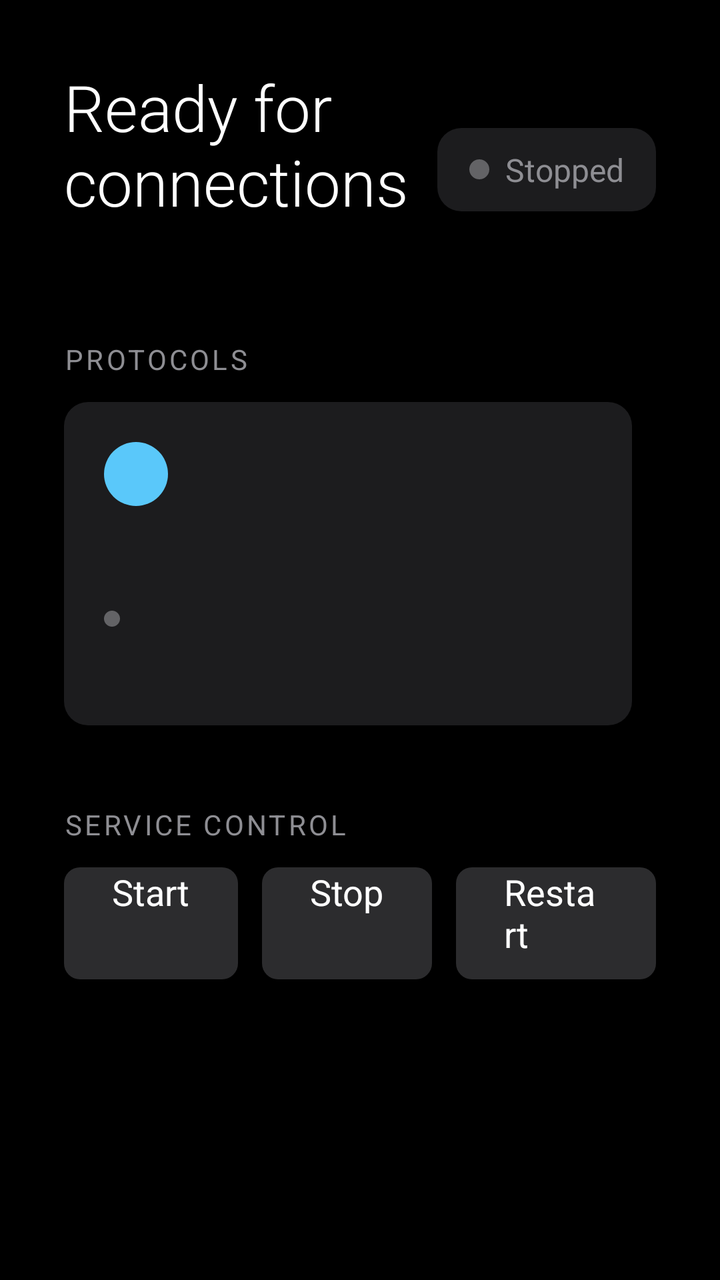
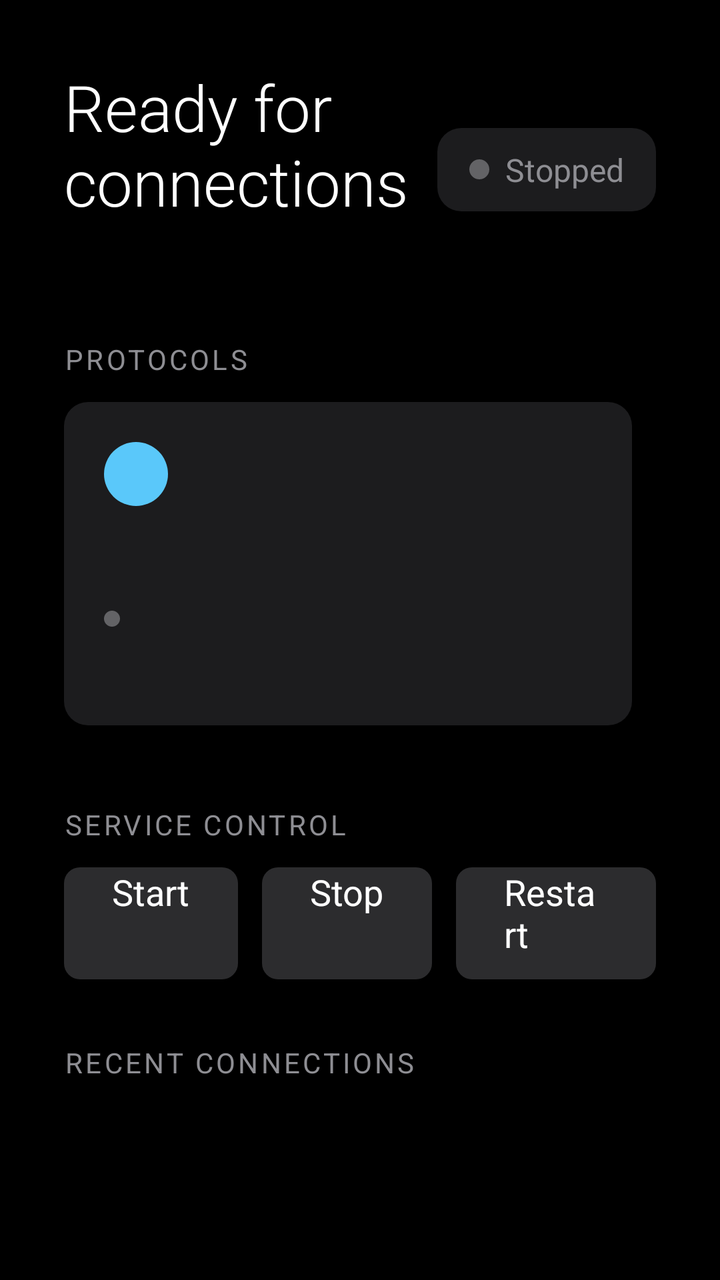

Screens rendered from an Android XML layout before and after an edit, with the pre-edit source and the edit as a unified diff.
<!-- AndroidManifest.xml: application theme Theme.IMirror -->
<!-- res/layout/fragment_home.xml -->
<?xml version="1.0" encoding="utf-8"?>
<ScrollView
    xmlns:android="http://schemas.android.com/apk/res/android"
    xmlns:app="http://schemas.android.com/apk/res-auto"
    android:layout_width="match_parent"
    android:layout_height="match_parent"
    android:background="@color/background_dark"
    android:fillViewport="true">

    <LinearLayout
        android:layout_width="match_parent"
        android:layout_height="wrap_content"
        android:orientation="vertical"
        android:padding="32dp">

        
        <LinearLayout
            android:layout_width="match_parent"
            android:layout_height="wrap_content"
            android:baselineAligned="false"
            android:orientation="horizontal"
            android:gravity="center_vertical"
            android:layout_marginBottom="32dp">

            <LinearLayout
                android:layout_width="0dp"
                android:layout_height="wrap_content"
                android:layout_weight="1"
                android:orientation="vertical">

                <TextView
                    android:id="@+id/text_page_title"
                    android:layout_width="wrap_content"
                    android:layout_height="wrap_content"
                    android:text="@string/home_title"
                    android:textColor="@color/text_primary"
                    android:textSize="32sp"
                    android:fontFamily="sans-serif-light" />

                <TextView
                    android:id="@+id/text_device_name"
                    android:layout_width="wrap_content"
                    android:layout_height="wrap_content"
                    android:layout_marginTop="4dp"
                    android:textColor="@color/text_secondary"
                    android:textSize="16sp" />
            </LinearLayout>

            
            <LinearLayout
                android:layout_width="wrap_content"
                android:layout_height="wrap_content"
                android:orientation="horizontal"
                android:gravity="center_vertical"
                android:background="@drawable/focus_ring_selector"
                android:paddingHorizontal="16dp"
                android:paddingVertical="10dp">

                <View
                    android:id="@+id/dot_service_state"
                    android:layout_width="10dp"
                    android:layout_height="10dp"
                    android:background="@drawable/status_dot"
                    android:layout_marginEnd="8dp" />

                <TextView
                    android:id="@+id/text_service_state"
                    android:layout_width="wrap_content"
                    android:layout_height="wrap_content"
                    android:text="@string/service_state_stopped"
                    android:textColor="@color/text_secondary"
                    android:textSize="16sp" />
            </LinearLayout>
        </LinearLayout>

        
        <TextView
            android:layout_width="wrap_content"
            android:layout_height="wrap_content"
            android:text="@string/section_protocols"
            android:textColor="@color/text_secondary"
            android:textSize="14sp"
            android:textAllCaps="true"
            android:letterSpacing="0.1"
            android:layout_marginBottom="12dp" />

        <LinearLayout
            android:id="@+id/protocol_cards_row"
            android:layout_width="match_parent"
            android:layout_height="wrap_content"
            android:baselineAligned="false"
            android:orientation="horizontal"
            android:layout_marginBottom="40dp">

            
            <include
                android:id="@+id/card_airplay"
                layout="@layout/card_protocol_status"
                android:layout_width="0dp"
                android:layout_height="wrap_content"
                android:layout_weight="1"
                android:layout_marginEnd="12dp" />

        </LinearLayout>

        
        <TextView
            android:layout_width="wrap_content"
            android:layout_height="wrap_content"
            android:text="@string/section_controls"
            android:textColor="@color/text_secondary"
            android:textSize="14sp"
            android:textAllCaps="true"
            android:letterSpacing="0.1"
            android:layout_marginBottom="12dp" />

        <LinearLayout
            android:layout_width="match_parent"
            android:layout_height="wrap_content"
            android:baselineAligned="false"
            android:orientation="horizontal">

            <Button
                android:id="@+id/btn_start"
                android:layout_width="wrap_content"
                android:layout_height="56dp"
                android:layout_marginEnd="12dp"
                android:paddingHorizontal="24dp"
                android:text="@string/action_start"
                android:textColor="@color/text_primary"
                android:textSize="18sp"
                android:background="@drawable/btn_control_selector"
                android:focusable="true"
                android:nextFocusRight="@id/btn_stop" />

            <Button
                android:id="@+id/btn_stop"
                android:layout_width="wrap_content"
                android:layout_height="56dp"
                android:layout_marginEnd="12dp"
                android:paddingHorizontal="24dp"
                android:text="@string/action_stop"
                android:textColor="@color/text_primary"
                android:textSize="18sp"
                android:background="@drawable/btn_control_selector"
                android:focusable="true"
                android:nextFocusLeft="@id/btn_start"
                android:nextFocusRight="@id/btn_restart" />

            <Button
                android:id="@+id/btn_restart"
                android:layout_width="wrap_content"
                android:layout_height="56dp"
                android:paddingHorizontal="24dp"
                android:text="@string/action_restart"
                android:textColor="@color/text_primary"
                android:textSize="18sp"
                android:background="@drawable/btn_control_selector"
                android:focusable="true"
                android:nextFocusLeft="@id/btn_stop" />

        </LinearLayout>

    </LinearLayout>
</ScrollView>
<!-- res/layout/card_protocol_status.xml (included above) -->
<?xml version="1.0" encoding="utf-8"?>
<LinearLayout
    xmlns:android="http://schemas.android.com/apk/res/android"
    android:layout_width="match_parent"
    android:layout_height="wrap_content"
    android:orientation="vertical"
    android:padding="20dp"
    android:background="@drawable/focus_ring_selector"
    android:focusable="true">

    
    <ImageView
        android:id="@+id/img_protocol_icon"
        android:layout_width="32dp"
        android:layout_height="32dp"
        android:layout_marginBottom="12dp"
        android:src="@drawable/ic_airplay"
        android:importantForAccessibility="no" />

    
    <TextView
        android:id="@+id/text_protocol_name"
        android:layout_width="wrap_content"
        android:layout_height="wrap_content"
        android:textColor="@color/text_primary"
        android:textSize="20sp"
        android:fontFamily="sans-serif-medium"
        android:layout_marginBottom="8dp" />

    
    <LinearLayout
        android:layout_width="wrap_content"
        android:layout_height="wrap_content"
        android:orientation="horizontal"
        android:gravity="center_vertical"
        android:layout_marginBottom="6dp">

        <View
            android:id="@+id/dot_protocol_status"
            android:layout_width="8dp"
            android:layout_height="8dp"
            android:background="@drawable/status_dot"
            android:layout_marginEnd="6dp" />

        <TextView
            android:id="@+id/text_protocol_state"
            android:layout_width="wrap_content"
            android:layout_height="wrap_content"
            android:textColor="@color/text_secondary"
            android:textSize="14sp" />
    </LinearLayout>

    
    <TextView
        android:id="@+id/text_protocol_detail"
        android:layout_width="match_parent"
        android:layout_height="wrap_content"
        android:textColor="@color/text_tertiary"
        android:textSize="13sp"
        android:maxLines="1"
        android:ellipsize="end" />

</LinearLayout>
<!-- resources referenced by this layout -->
<resources>
  <color name="background_dark">#FF000000</color>
  <color name="text_primary">#FFFFFFFF</color>
  <color name="text_secondary">#FF8E8E93</color>
  <color name="text_tertiary">#FF636366</color>
  <!-- drawable btn_control_selector (drawable) -->
  <?xml version="1.0" encoding="utf-8"?>
  <selector xmlns:android="http://schemas.android.com/apk/res/android">
      <item android:state_focused="true">
          <shape android:shape="rectangle">
              <solid android:color="@color/accent_blue" />
              <corners android:radius="8dp" />
          </shape>
      </item>
      <item android:state_pressed="true">
          <shape android:shape="rectangle">
              <solid android:color="@color/accent_blue_pressed" />
              <corners android:radius="8dp" />
          </shape>
      </item>
      <item>
          <shape android:shape="rectangle">
              <solid android:color="@color/background_surface_elevated" />
              <corners android:radius="8dp" />
          </shape>
      </item>
  </selector>
  <!-- drawable ic_airplay (drawable) -->
  <?xml version="1.0" encoding="utf-8"?>
  <shape xmlns:android="http://schemas.android.com/apk/res/android"
      android:shape="oval">
      <size android:width="32dp" android:height="32dp" />
      <solid android:color="@color/protocol_airplay" />
  </shape>
  <!-- drawable status_dot (drawable) -->
  <?xml version="1.0" encoding="utf-8"?>
  <shape xmlns:android="http://schemas.android.com/apk/res/android"
      android:shape="oval">
      <size android:width="12dp" android:height="12dp" />
      <solid android:color="@color/status_disabled" />
  </shape>
  <string name="action_restart">Restart</string>
  <string name="action_start">Start</string>
  <string name="action_stop">Stop</string>
  <string name="home_title">Ready for connections</string>
  <string name="section_controls">Service Control</string>
  <string name="section_protocols">Protocols</string>
  <string name="service_state_stopped">Stopped</string>
  <style name="Theme.IMirror" parent="@style/Theme.AppCompat.Leanback">
          <item name="android:windowBackground">@color/background_dark</item>
          <item name="android:colorPrimary">@color/accent_blue</item>
          <item name="android:colorPrimaryDark">@color/background_dark</item>
          <item name="android:colorAccent">@color/accent_blue</item>
          <item name="android:textColorPrimary">@color/text_primary</item>
          <item name="android:textColorSecondary">@color/text_secondary</item>
          <item name="android:statusBarColor">@color/background_dark</item>
          <item name="android:navigationBarColor">@color/background_dark</item>
      </style>
  <color name="accent_blue">#FF1A73E8</color>
  <color name="accent_blue_pressed">#FF1557B0</color>
  <color name="background_surface_elevated">#FF2C2C2E</color>
  <color name="focus_ring">#FF1A73E8</color>
  <color name="background_surface">#FF1C1C1E</color>
  <color name="protocol_airplay">#FF5AC8FA</color>
  <color name="status_disabled">#FF636366</color>
  <!-- unchanged entries left out for length: 1 -->
</resources>

<!-- the commit's change to res/layout/fragment_home.xml (unified diff, before → after) -->
@@ -160,6 +160,37 @@
                 android:nextFocusLeft="@id/btn_stop" />
 
         </LinearLayout>
+
+        
+        <TextView
+            android:layout_width="wrap_content"
+            android:layout_height="wrap_content"
+            android:layout_marginTop="32dp"
+            android:text="@string/history_title"
+            android:textColor="@color/text_secondary"
+            android:textSize="14sp"
+            android:textAllCaps="true"
+            android:letterSpacing="0.1"
+            android:layout_marginBottom="12dp" />
+
+        <LinearLayout
+            android:id="@+id/history_container"
+            android:layout_width="match_parent"
+            android:layout_height="wrap_content"
+            android:orientation="vertical" />
+
+        <Button
+            android:id="@+id/btn_history_all"
+            android:layout_width="wrap_content"
+            android:layout_height="48dp"
+            android:layout_marginTop="8dp"
+            android:paddingHorizontal="20dp"
+            android:text="@string/history_view_all"
+            android:textColor="@color/text_primary"
+            android:textSize="16sp"
+            android:background="@drawable/btn_control_selector"
+            android:focusable="true"
+            android:visibility="gone" />
 
     </LinearLayout>
 </ScrollView>
<!-- resource entries referenced after the edit -->
@@ -43,6 +43,8 @@
   <string name="action_restart">Restart</string>
   <string name="action_start">Start</string>
   <string name="action_stop">Stop</string>
+  <string name="history_title">Recent connections</string>
+  <string name="history_view_all">View all</string>
   <string name="home_title">Ready for connections</string>
   <string name="section_controls">Service Control</string>
   <string name="section_protocols">Protocols</string>
